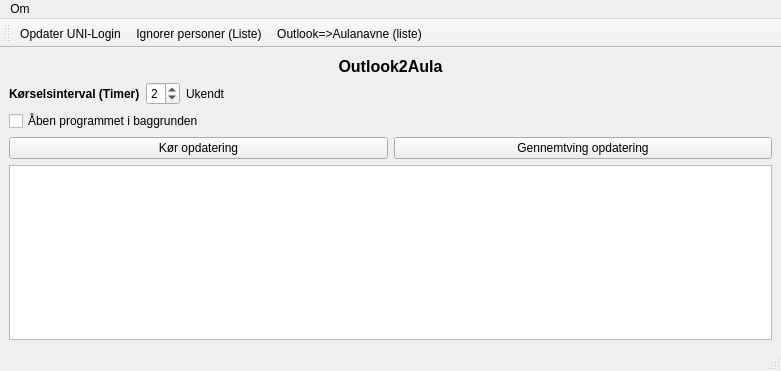
The window that mainwindow.ui (froksen/O2A_GUI) describes before a commit, drawn with Qt 5.
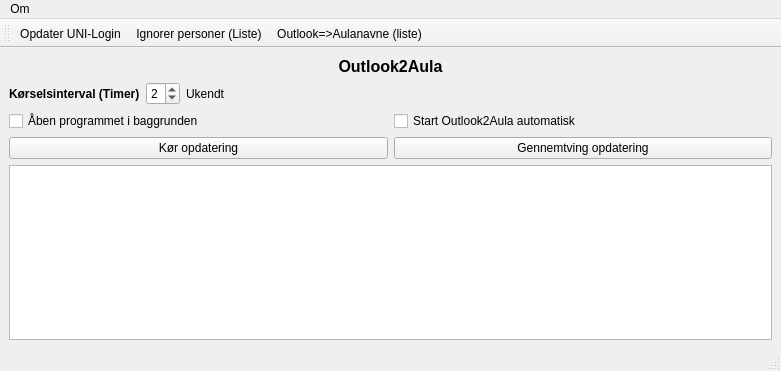
The same window after the commit. Icons and pictures are not drawn.

Commit message: Tilføjet checkbox så programmet kan automatisk startes ved windows opstart

The edit to the form file:
```diff
--- a/mainwindow.ui
+++ b/mainwindow.ui
@@ -85,6 +85,8 @@
      </layout>
     </item>
     <item>
+     <layout class="QHBoxLayout" name="horizontalLayout_4">
+      <item>
      <widget class="QCheckBox" name="start_window_minimized">
       <property name="enabled">
        <bool>true</bool>
@@ -93,6 +95,15 @@
        <string>Åben programmet i baggrunden</string>
       </property>
      </widget>
+      </item>
+      <item>
+       <widget class="QCheckBox" name="run_program_at_startup">
+        <property name="text">
+         <string>Start Outlook2Aula automatisk</string>
+        </property>
+       </widget>
+      </item>
+     </layout>
     </item>
     <item>
      <layout class="QHBoxLayout" name="horizontalLayout">
```
Lines whose indentation alone changed are shown as unchanged. The commit also changes 5 other files.
